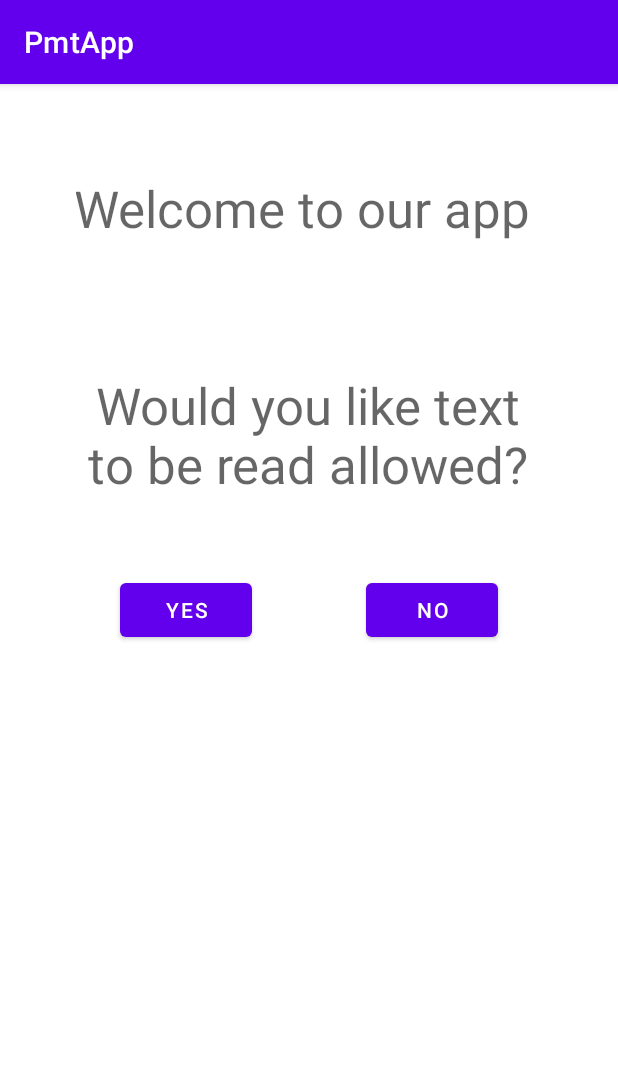
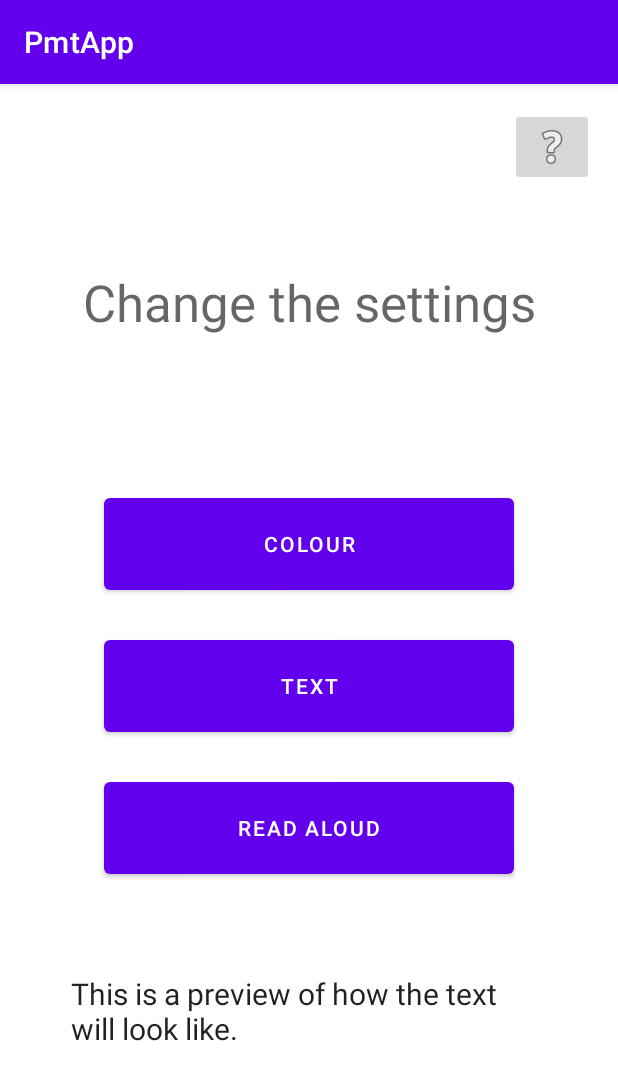
Before and after one commit to AdamBaish/PmtApp, an Android app: the screen it shows after launch (MainActivity), on a phone screen of 412 x 824 dp. Shown: the top 1080 px of the screen. Run offline under Robolectric (Android 15) with nearby library versions, the phone set to English and light mode, and no system bars.

Commit message:
Change the settings page, first iteration created.

```diff
--- a/app/src/main/res/layout/activity_main.xml
+++ b/app/src/main/res/layout/activity_main.xml
@@ -6,51 +6,70 @@
     android:layout_height="match_parent"
     tools:context=".MainActivity">
 
-    <TextView
-        android:id="@+id/textView"
-        android:layout_width="310dp"
-        android:layout_height="67dp"
-        android:layout_marginTop="60dp"
-        android:text="Welcome to our app "
-        android:textAlignment="center"
-        android:textAppearance="@style/TextAppearance.AppCompat.Display1"
+    <Button
+        android:id="@+id/read_button"
+        android:layout_width="273dp"
+        android:layout_height="73dp"
+        android:layout_marginBottom="60dp"
+        android:text="Read aloud"
+        app:layout_constraintBottom_toTopOf="@+id/preview_text"
         app:layout_constraintEnd_toEndOf="parent"
-        app:layout_constraintHorizontal_bias="0.495"
-        app:layout_constraintStart_toStartOf="parent"
-        app:layout_constraintTop_toTopOf="parent" />
+        app:layout_constraintStart_toStartOf="parent" />
+
+    <Button
+        android:id="@+id/text_button"
+        android:layout_width="273dp"
+        android:layout_height="73dp"
+        android:layout_marginBottom="21dp"
+        android:text="Text"
+        app:layout_constraintBottom_toTopOf="@+id/read_button"
+        app:layout_constraintEnd_toEndOf="parent"
+        app:layout_constraintHorizontal_bias="0.5"
+        app:layout_constraintStart_toStartOf="parent" />
+
+    <Button
+        android:id="@+id/colour_button"
+        android:layout_width="273dp"
+        android:layout_height="73dp"
+        android:layout_marginBottom="21dp"
+        android:text="Colour"
+        app:layout_constraintBottom_toTopOf="@+id/text_button"
+        app:layout_constraintEnd_toEndOf="parent"
+        app:layout_constraintHorizontal_bias="0.5"
+        app:layout_constraintStart_toStartOf="parent" />
 
     <TextView
-        android:id="@+id/textView2"
-        android:layout_width="310dp"
-        android:layout_height="95dp"
-        android:layout_marginTop="64dp"
-        android:text="Would you like text to be read allowed?"
-        android:textAlignment="center"
-        android:textAllCaps="false"
+        android:id="@+id/preview_text"
+        android:layout_width="317dp"
+        android:layout_height="98dp"
+        android:layout_marginBottom="77dp"
+        android:text="This is a preview of how the text will look like."
+        android:textAppearance="@style/TextAppearance.AppCompat.Body1"
+        android:textSize="20sp"
+        app:layout_constraintBottom_toBottomOf="parent"
+        app:layout_constraintEnd_toEndOf="parent"
+        app:layout_constraintHorizontal_bias="0.5"
+        app:layout_constraintStart_toStartOf="parent" />
+
+    <TextView
+        android:id="@+id/change_settings_title"
+        android:layout_width="328dp"
+        android:layout_height="59dp"
+        android:layout_marginBottom="88dp"
+        android:gravity="center_horizontal"
+        android:text="Change the settings"
         android:textAppearance="@style/TextAppearance.AppCompat.Display1"
-        android:textIsSelectable="false"
+        app:layout_constraintBottom_toTopOf="@+id/colour_button"
         app:layout_constraintEnd_toEndOf="parent"
-        app:layout_constraintHorizontal_bias="0.495"
-        app:layout_constraintStart_toStartOf="parent"
-        app:layout_constraintTop_toBottomOf="@+id/textView" />
+        app:layout_constraintStart_toStartOf="parent" />
 
-    <Button
-        android:id="@+id/Yes_Read_Out"
+    <ImageButton
+        android:id="@+id/imageButton"
         android:layout_width="wrap_content"
         android:layout_height="wrap_content"
-        android:layout_marginStart="80dp"
-        android:layout_marginTop="40dp"
-        android:text="Yes"
-        app:layout_constraintStart_toStartOf="parent"
-        app:layout_constraintTop_toBottomOf="@+id/textView2" />
-
-    <Button
-        android:id="@+id/No_Read_Out"
-        android:layout_width="wrap_content"
-        android:layout_height="wrap_content"
-        android:layout_marginTop="40dp"
-        android:layout_marginEnd="80dp"
-        android:text="No"
+        android:layout_marginTop="16dp"
+        android:layout_marginEnd="16dp"
         app:layout_constraintEnd_toEndOf="parent"
-        app:layout_constraintTop_toBottomOf="@+id/textView2" />
+        app:layout_constraintTop_toTopOf="parent"
+        app:srcCompat="@android:drawable/ic_menu_help" />
 </androidx.constraintlayout.widget.ConstraintLayout>
```
